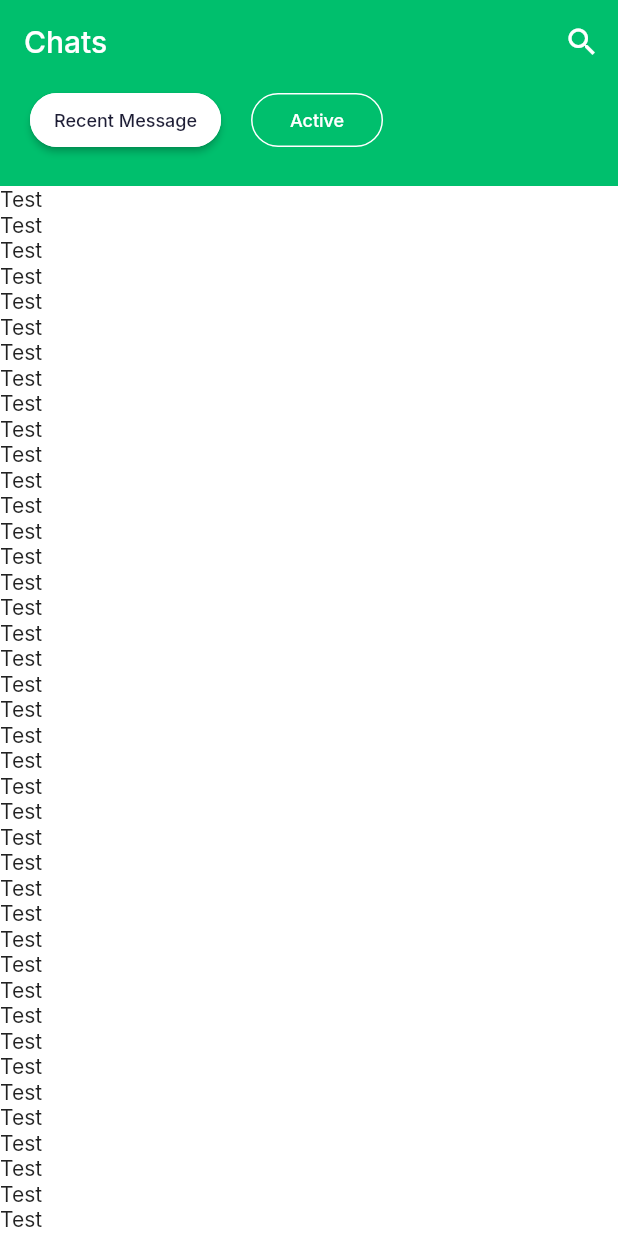
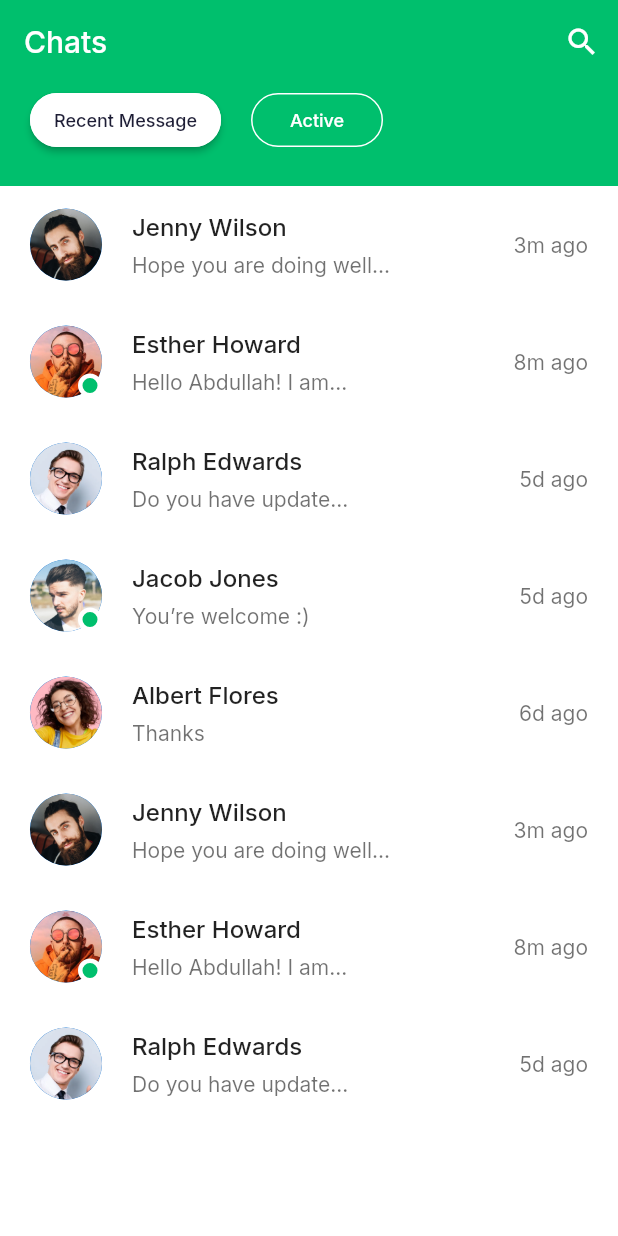
Before and after one commit to jiayong1008/chat-mobile, a Flutter app: the ChatsScreen screen opened directly, on a phone screen of 412 x 824 dp. Run offline on Flutter 3.47's test engine with Material 2 defaults, Android fonts, the phone set to English and light mode, and no system bars; our stand-ins replace google_fonts.

Commit message:
chat messages

```diff
--- a/lib/screens/chats/components/body.dart
+++ b/lib/screens/chats/components/body.dart
@@ -1,5 +1,6 @@
 import 'package:chat_mobile/components/filled_outline_button.dart';
 import 'package:chat_mobile/constants.dart';
+import 'package:chat_mobile/models/Chat.dart';
 import 'package:flutter/material.dart';
 
 class Body extends StatelessWidget {
@@ -11,8 +12,7 @@ class Body extends StatelessWidget {
       children: [
         Container(
           padding: const EdgeInsets.fromLTRB(
-            kDefaultPadding, 0, kDefaultPadding, kDefaultPadding
-          ),
+              kDefaultPadding, 0, kDefaultPadding, kDefaultPadding),
           color: kPrimaryColor,
           child: Row(
             children: [
@@ -31,10 +31,82 @@ class Body extends StatelessWidget {
         ),
         Expanded(
           child: ListView.builder(
-            itemBuilder: (context, index) => Text("Test"),
+            itemCount: chatsData.length,
+            itemBuilder: (context, index) => ChatCard(chat: chatsData[index]),
           ),
         ),
       ],
     );
   }
 }
+
+class ChatCard extends StatelessWidget {
+  const ChatCard({
+    super.key, required this.chat,
+  });
+
+  final Chat chat;
+
+  @override
+  Widget build(BuildContext context) {
+    return Padding(
+      padding: const EdgeInsets.symmetric(horizontal: kDefaultPadding, vertical: kDefaultPadding * 0.75),
+      child: Row(
+        children: [
+          Stack(
+            children: [
+              CircleAvatar(
+                radius: 24,
+                backgroundImage: AssetImage(chat.image),
+              ),
+              if (chat.isActive)
+                Positioned(
+                  right: 0,
+                  bottom: 0,
+                  child: Container(
+                    height: 16,
+                    width: 16,
+                    decoration: BoxDecoration(
+                      color: kPrimaryColor,
+                      shape: BoxShape.circle,
+                      border: Border.all(
+                        color: Theme.of(context).scaffoldBackgroundColor,
+                        width: 3,
+                      )
+                    ),
+                  ),
+                ),
+            ]
+          ),
+          Expanded(
+            child: Padding(
+              padding: const EdgeInsets.symmetric(horizontal: kDefaultPadding),
+              child: Column(
+                crossAxisAlignment: CrossAxisAlignment.start,
+                children: [
+                  Text(
+                    chat.name,
+                    style: TextStyle(fontSize: 16, fontWeight: FontWeight.w500),
+                  ),
+                  SizedBox(height: 8,),
+                  Opacity(
+                    opacity: 0.64,
+                    child: Text(
+                      chat.lastMessage,
+                      maxLines: 1,
+                      overflow: TextOverflow.ellipsis,
+                    ),
+                  ),
+                ],
+              ),
+            )
+          ),
+          Opacity(
+            opacity: 0.64,
+            child: Text(chat.time)
+          ),
+        ],
+      ),
+    );
+  }
+}
```
